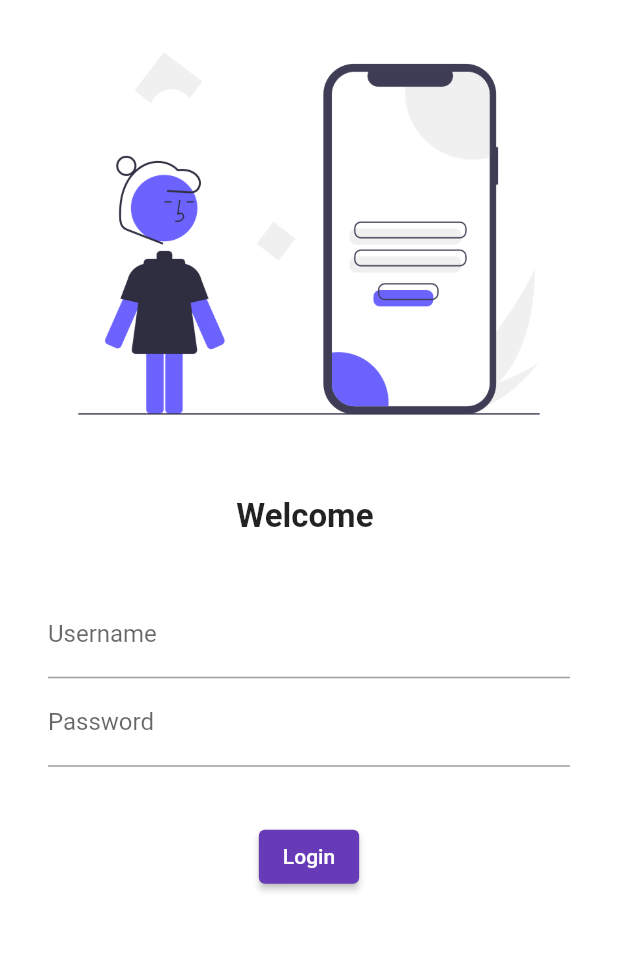
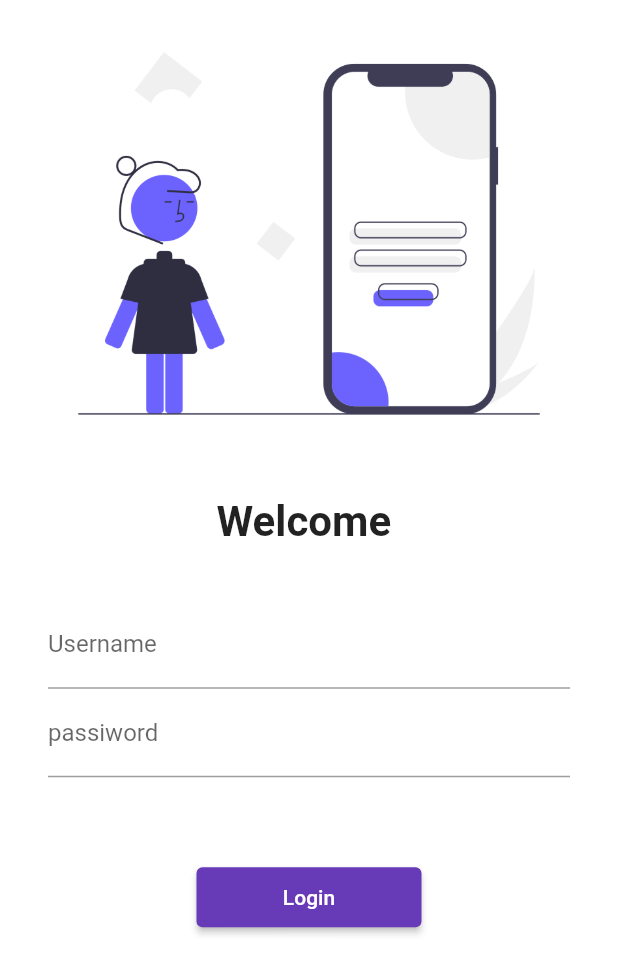
Before and after one commit to Jetandarkumar/-Codepur-Course, a Flutter app: the screen it shows after launch, on a phone screen of 412 x 824 dp. Shown: the top 974 px of the screen. Run offline on Flutter 3.47's test engine with Material 2 defaults, Android fonts, the phone set to English and light mode, and no system bars.

Commit message:
Completed Chapter 5

```diff
--- a/lib/main.dart
+++ b/lib/main.dart
@@ -1,3 +1,5 @@
+import 'package:first/utils/routes.dart';
+
 import 'pages/home_page.dart';
 import 'pages/login_page.dart';
 import 'package:flutter/material.dart';
@@ -20,8 +22,8 @@ class MyApp extends StatelessWidget {
       /* initialRoute: "/home", */
       routes: {
         "/": (context) => const LoginPage(),
-        "/home": (context) => HomePage(),
-        "/login": (context) => const LoginPage(),
+        MyRoutes.homeRoute: (context) => HomePage(),
+        MyRoutes.loginRoute: (context) => const LoginPage(),
       },
     );
   }
--- a/lib/pages/login_page.dart
+++ b/lib/pages/login_page.dart
@@ -1,3 +1,4 @@
+import 'package:first/utils/routes.dart';
 import "package:flutter/material.dart";
 
 class LoginPage extends StatelessWidget {
@@ -7,16 +8,20 @@ class LoginPage extends StatelessWidget {
   Widget build(BuildContext context) {
     return Material(
         color: Colors.white,
+        child: SingleChildScrollView(
           child: Column(
             children: [
-            Image.asset("assets/images/undraw.png", fit: BoxFit.cover),
+              Image.asset(
+                "assets/images/undraw.png",
+                fit: BoxFit.cover,
+              ),
               const SizedBox(
                 height: 20.0,
               ),
               const Text(
                 "Welcome ",
                 style: TextStyle(
-                fontSize: 22,
+                  fontSize: 28,
                   fontWeight: FontWeight.bold,
                 ),
               ),
@@ -24,7 +29,8 @@ class LoginPage extends StatelessWidget {
                 height: 20.0,
               ),
               Padding(
-              padding: const EdgeInsets.symmetric(vertical: 16, horizontal: 32),
+                padding:
+                    const EdgeInsets.symmetric(vertical: 16, horizontal: 32),
                 child: Column(
                   children: [
                     TextFormField(
@@ -37,20 +43,24 @@ class LoginPage extends StatelessWidget {
                       obscureText: true,
                       decoration: const InputDecoration(
                         hintText: "Enter Password",
-                      labelText: "Password",
+                        labelText: "passiword",
                       ),
                     ),
                   ],
                 ),
               ),
               const SizedBox(
-              height: 20.0,
+                height: 40.0,
               ),
               ElevatedButton(
-              child: Text("Login"),
-              onPressed: () => {print("Hi Codepur")},
+                style: TextButton.styleFrom(minimumSize: const Size(150, 40)),
+                onPressed: () => {
+                  Navigator.pushNamed(context, MyRoutes.homeRoute),
+                },
+                child: const Text("Login"),
               )
             ],
+          ),
         ));
   }
 }
--- /dev/null
+++ b/lib/utils/routes.dart
@@ -0,0 +1,4 @@
+class MyRoutes {
+ static String loginRoute = "/";
+ static String homeRoute = "/home";
+}
```
Lines whose indentation alone changed are shown as unchanged.
